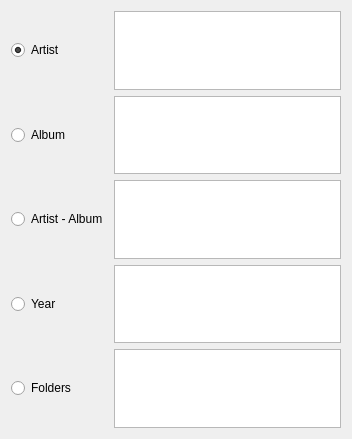
Qt form code/src/libraryorderdialog.ui (MBach/Miam-Player) before a commit.
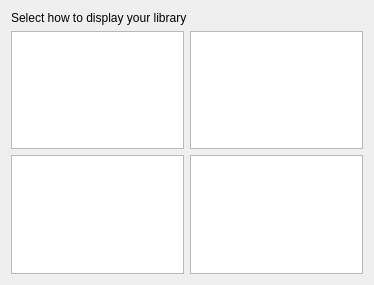
The same form after that commit.

Commit message: Library Order Dialog

The edit to the form file:
```diff
--- a/code/src/libraryorderdialog.ui
+++ b/code/src/libraryorderdialog.ui
@@ -6,81 +6,79 @@
    <rect>
     <x>0</x>
     <y>0</y>
-    <width>352</width>
-    <height>439</height>
+    <width>374</width>
+    <height>285</height>
    </rect>
   </property>
   <property name="windowTitle">
    <string>Dialog</string>
   </property>
-  <layout class="QGridLayout" name="gridLayout">
-   <item row="4" column="0">
-    <widget class="QRadioButton" name="radioButton_3">
+  <layout class="QVBoxLayout" name="verticalLayout">
+   <item>
+    <widget class="QLabel" name="label">
      <property name="text">
-      <string>Artist - Album</string>
+      <string>Select how to display your library</string>
      </property>
      <attribute name="buttonGroup">
       <string notr="true">buttonGroup</string>
      </attribute>
     </widget>
    </item>
-   <item row="2" column="0">
-    <widget class="QRadioButton" name="radioButton_2">
-     <property name="text">
-      <string>Album</string>
-     </property>
-     <attribute name="buttonGroup">
-      <string notr="true">buttonGroup</string>
-     </attribute>
-    </widget>
-   </item>
-   <item row="6" column="0">
-    <widget class="QRadioButton" name="radioButton_4">
-     <property name="text">
-      <string>Year</string>
-     </property>
-     <attribute name="buttonGroup">
-      <string notr="true">buttonGroup</string>
-     </attribute>
-    </widget>
-   </item>
-   <item row="8" column="0">
-    <widget class="QRadioButton" name="radioButton_5">
-     <property name="text">
-      <string>Folders</string>
-     </property>
-     <attribute name="buttonGroup">
-      <string notr="true">buttonGroup</string>
-     </attribute>
-    </widget>
-   </item>
-   <item row="0" column="0">
-    <widget class="QRadioButton" name="radioButton">
-     <property name="text">
-      <string>Artist</string>
-     </property>
-     <property name="checked">
-      <bool>true</bool>
-     </property>
-     <attribute name="buttonGroup">
-      <string notr="true">buttonGroup</string>
-     </attribute>
-    </widget>
-   </item>
-   <item row="0" column="1">
-    <widget class="QTreeView" name="artistTreeView"/>
-   </item>
-   <item row="2" column="1">
-    <widget class="QTreeView" name="albumTreeView"/>
-   </item>
-   <item row="4" column="1">
-    <widget class="QTreeView" name="artistAlbumTreeView"/>
-   </item>
-   <item row="8" column="1">
-    <widget class="QTreeView" name="folderTreeView"/>
-   </item>
-   <item row="6" column="1">
-    <widget class="QTreeView" name="yearTreeView"/>
+   <item>
+    <layout class="QGridLayout" name="gridLayout_2">
+     <item row="0" column="0">
+      <widget class="QTreeView" name="artistTreeView">
+       <property name="lineWidth">
+        <number>0</number>
+       </property>
+       <property name="horizontalScrollBarPolicy">
+        <enum>Qt::ScrollBarAlwaysOff</enum>
+       </property>
+       <property name="editTriggers">
+        <set>QAbstractItemView::NoEditTriggers</set>
+       </property>
+       <property name="showDropIndicator" stdset="0">
+        <bool>false</bool>
+       </property>
+      </widget>
+     </item>
+     <item row="0" column="1">
+      <widget class="QTreeView" name="albumTreeView">
+       <property name="editTriggers">
+        <set>QAbstractItemView::NoEditTriggers</set>
+       </property>
+       <property name="showDropIndicator" stdset="0">
+        <bool>false</bool>
+       </property>
+       <attribute name="headerHighlightSections">
+        <bool>true</bool>
+       </attribute>
+      </widget>
+     </item>
+     <item row="1" column="0">
+      <widget class="QTreeView" name="artistAlbumTreeView">
+       <property name="editTriggers">
+        <set>QAbstractItemView::NoEditTriggers</set>
+       </property>
+       <property name="showDropIndicator" stdset="0">
+        <bool>false</bool>
+       </property>
+       <attribute name="headerHighlightSections">
+        <bool>true</bool>
+       </attribute>
+      </widget>
+     </item>
+     <item row="1" column="1">
+      <widget class="QTreeView" name="yearTreeView">
+       <property name="editTriggers">
+        <set>QAbstractItemView::NoEditTriggers</set>
+       </property>
+       <property name="showDropIndicator" stdset="0">
+        <bool>false</bool>
+       </property>
+      </widget>
+     </item>
+    </layout>
    </item>
   </layout>
  </widget>
```
Left out of the diff: 6 changed lines with no effect on the pictures. The commit also changes 5 other files.
